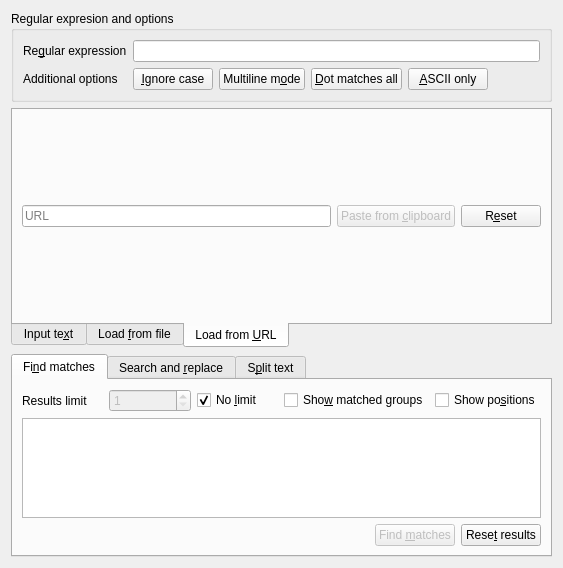
Old version of the form GUI/bret.ui in the repository Hamza5/Basic-Regular-Expressions-Tester.
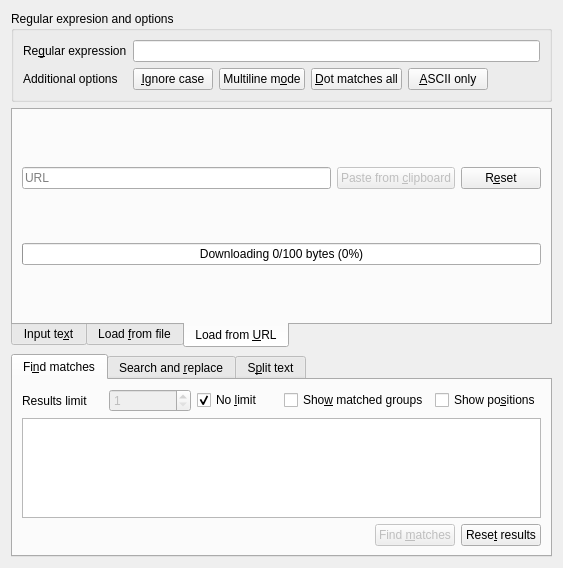
New version of the form. The open tabs and pages were chosen to show the change. Icons and pictures are not drawn.

Commit message: Added the download progress bar / Version 0.4

Patch:
```diff
--- a/GUI/bret.ui
+++ b/GUI/bret.ui
@@ -254,7 +254,9 @@
       <attribute name="title">
        <string>Load from &amp;URL</string>
       </attribute>
-      <layout class="QHBoxLayout" name="horizontalLayout_4">
+      <layout class="QVBoxLayout" name="verticalLayout_4">
+       <item>
+        <layout class="QHBoxLayout" name="URLLayout">
        <item>
         <widget class="QLineEdit" name="URLLineEdit">
          <property name="placeholderText">
@@ -286,6 +288,18 @@
           <iconset theme="edit-clear">
            <normaloff/>
           </iconset>
+           </property>
+          </widget>
+         </item>
+        </layout>
+       </item>
+       <item>
+        <widget class="QProgressBar" name="DownloadProgressBar">
+         <property name="value">
+          <number>0</number>
+         </property>
+         <property name="format">
+          <string>Downloading %v/%m bytes (%p%)</string>
          </property>
         </widget>
        </item>
```
Left out of the diff: 64 changed lines with no effect on the pictures. Lines whose indentation alone changed are shown as unchanged. The commit also changes 3 other files.
